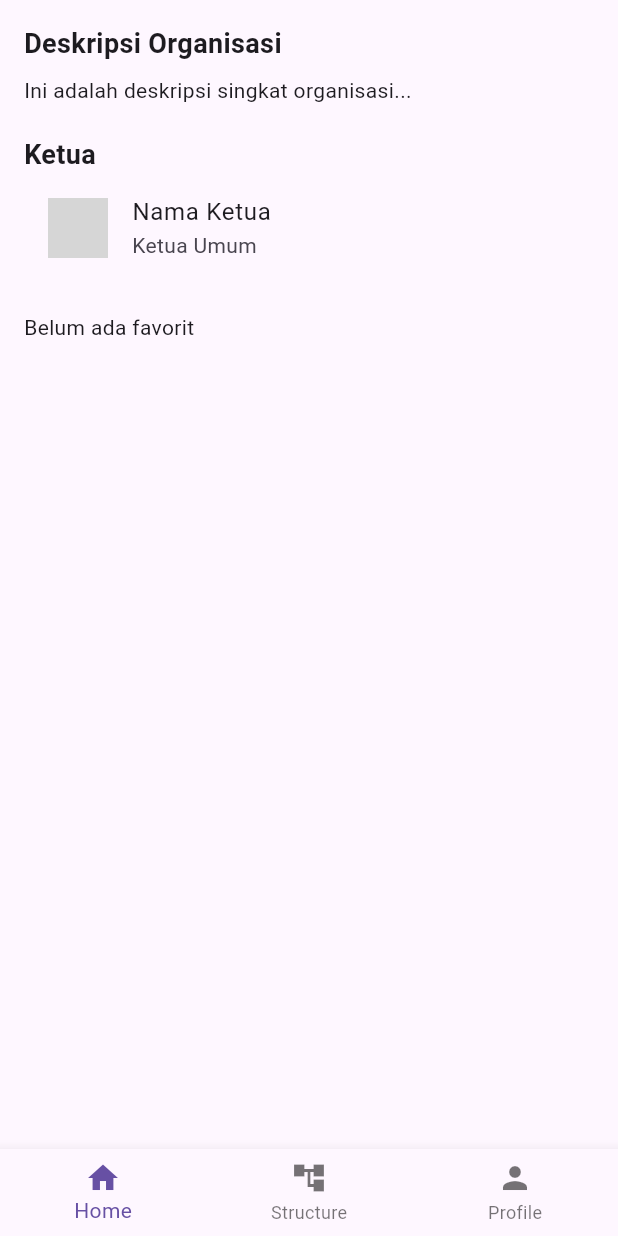
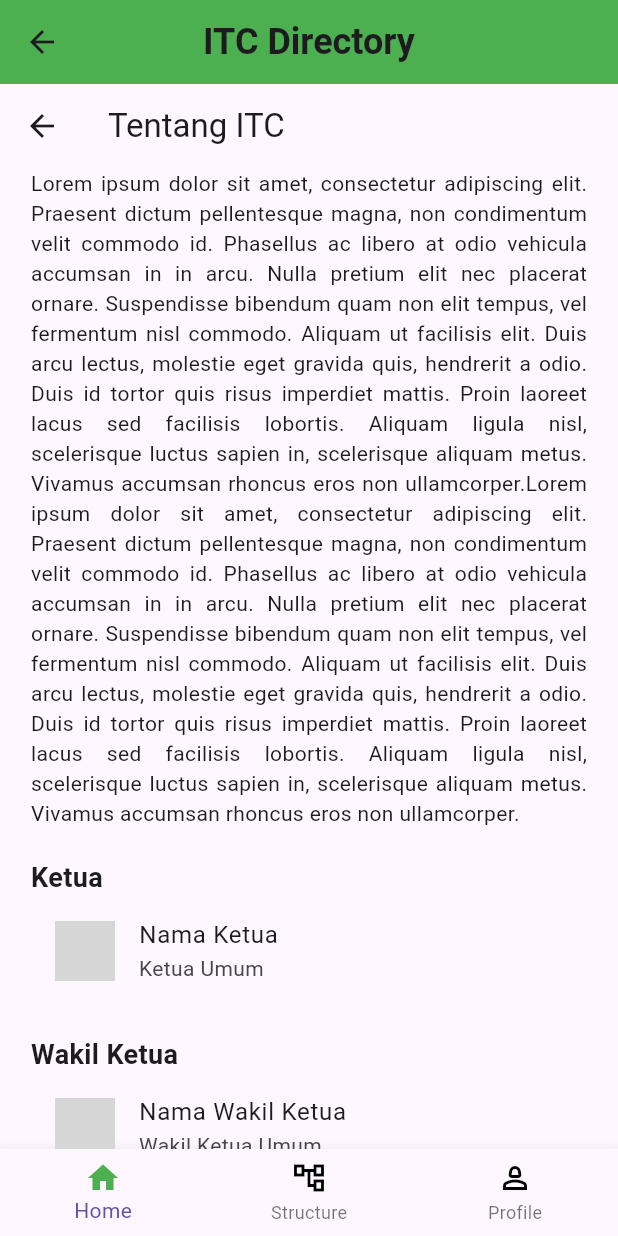
Before and after one commit to rizkyadde23/itc-the-seeker-2026-rizkyadde, a Flutter app: the HomePage screen opened by its route, on a phone screen of 412 x 824 dp. Run offline on Flutter 3.47's test engine with Material 3 defaults, Android fonts, the phone set to English and light mode, and no system bars; our stand-ins replace cloud_firestore, firebase_auth, firebase_core, get; accounts and stored records are empty; network calls fail; grey boxes are pictures that could not be loaded.

Commit message:
style : home page

```diff
--- a/lib/pages/home_page.dart
+++ b/lib/pages/home_page.dart
@@ -9,47 +9,75 @@ import 'package:seeker/routes/app_routes.dart';
 
 class HomePage extends StatelessWidget {
   final controller = Get.put(HomeController());
-
-  final List<Widget> pages = [HomeTab(), StructurePage(), ProfilePage()];
+  double? deviceWidth, deviceHeight;
 
   @override
   Widget build(BuildContext context) {
     return Scaffold(
-      body: Obx(
-        () =>
-            IndexedStack(index: controller.currentIndex.value, children: pages),
+      appBar: AppBar(
+        centerTitle: true,
+        title: Text(
+          "ITC Directory",
+          style: TextStyle(fontSize: 24, fontWeight: FontWeight.w600),
+        ),
+        backgroundColor: Colors.green,
+      ),
+      body: SafeArea(
+        child: Obx(
+          () => IndexedStack(
+            index: controller.currentIndex.value,
+            children: [HomeTab(context), StructurePage(), ProfilePage()],
+          ),
+        ),
       ),
       bottomNavigationBar: Obx(
         () => BottomNavigationBar(
           currentIndex: controller.currentIndex.value,
           onTap: controller.changeIndex,
           items: const [
-            BottomNavigationBarItem(icon: Icon(Icons.home), label: "Home"),
             BottomNavigationBarItem(
-              icon: Icon(Icons.account_tree),
+              activeIcon: Icon(Icons.home_sharp, color: Colors.green),
+              icon: Icon(
+                Icons.home_outlined,
+                color: Color.fromARGB(255, 0, 0, 0),
+              ),
+              label: "Home",
+            ),
+            BottomNavigationBarItem(
+              activeIcon: Icon(Icons.account_tree, color: Colors.green),
+              icon: Icon(Icons.account_tree_outlined, color: Colors.black),
               label: "Structure",
             ),
-            BottomNavigationBarItem(icon: Icon(Icons.person), label: "Profile"),
+            BottomNavigationBarItem(
+              activeIcon: Icon(Icons.person, color: Colors.green),
+              icon: Icon(Icons.person_2_outlined, color: Colors.black),
+              label: "Profile",
+            ),
           ],
         ),
       ),
     );
   }
-}
 
-Widget HomeTab() {
-  return SafeArea(
+  Widget HomeTab(BuildContext context) {
+    deviceHeight = MediaQuery.of(context).size.height;
+    deviceWidth = MediaQuery.of(context).size.width;
+    return Scaffold(
+      appBar: AppBar(title: Text("Tentang ITC")),
+      body: SingleChildScrollView(
+        physics: BouncingScrollPhysics(
+          decelerationRate: ScrollDecelerationRate.fast,
+        ),
+        scrollDirection: Axis.vertical,
         child: Padding(
-      padding: const EdgeInsets.all(16),
+          padding: EdgeInsets.symmetric(horizontal: deviceWidth! * 0.05),
           child: Column(
             crossAxisAlignment: CrossAxisAlignment.start,
             children: [
               Text(
-            "Deskripsi Organisasi",
-            style: TextStyle(fontSize: 18, fontWeight: FontWeight.bold),
+                "Lorem ipsum dolor sit amet, consectetur adipiscing elit. Praesent dictum pellentesque magna, non condimentum velit commodo id. Phasellus ac libero at odio vehicula accumsan in in arcu. Nulla pretium elit nec placerat ornare. Suspendisse bibendum quam non elit tempus, vel fermentum nisl commodo. Aliquam ut facilisis elit. Duis arcu lectus, molestie eget gravida quis, hendrerit a odio. Duis id tortor quis risus imperdiet mattis. Proin laoreet lacus sed facilisis lobortis. Aliquam ligula nisl, scelerisque luctus sapien in, scelerisque aliquam metus. Vivamus accumsan rhoncus eros non ullamcorper.Lorem ipsum dolor sit amet, consectetur adipiscing elit. Praesent dictum pellentesque magna, non condimentum velit commodo id. Phasellus ac libero at odio vehicula accumsan in in arcu. Nulla pretium elit nec placerat ornare. Suspendisse bibendum quam non elit tempus, vel fermentum nisl commodo. Aliquam ut facilisis elit. Duis arcu lectus, molestie eget gravida quis, hendrerit a odio. Duis id tortor quis risus imperdiet mattis. Proin laoreet lacus sed facilisis lobortis. Aliquam ligula nisl, scelerisque luctus sapien in, scelerisque aliquam metus. Vivamus accumsan rhoncus eros non ullamcorper.",
+                textAlign: TextAlign.justify,
               ),
-          SizedBox(height: 8),
-          Text("Ini adalah deskripsi singkat organisasi..."),
 
               SizedBox(height: 20),
 
@@ -63,6 +91,20 @@ Widget HomeTab() {
                 ),
                 title: Text("Nama Ketua"),
                 subtitle: Text("Ketua Umum"),
+              ),
+
+              SizedBox(height: 20),
+
+              Text(
+                "Wakil Ketua",
+                style: TextStyle(fontSize: 18, fontWeight: FontWeight.bold),
+              ),
+              ListTile(
+                leading: CircleAvatar(
+                  backgroundImage: NetworkImage("https://i.pravatar.cc/300"),
+                ),
+                title: Text("Nama Wakil Ketua"),
+                subtitle: Text("Wakil Ketua Umum"),
               ),
 
               SizedBox(height: 20),
@@ -119,5 +161,7 @@ Widget HomeTab() {
             ],
           ),
         ),
+      ),
     );
   }
+}
```
Lines whose indentation alone changed are shown as unchanged.
